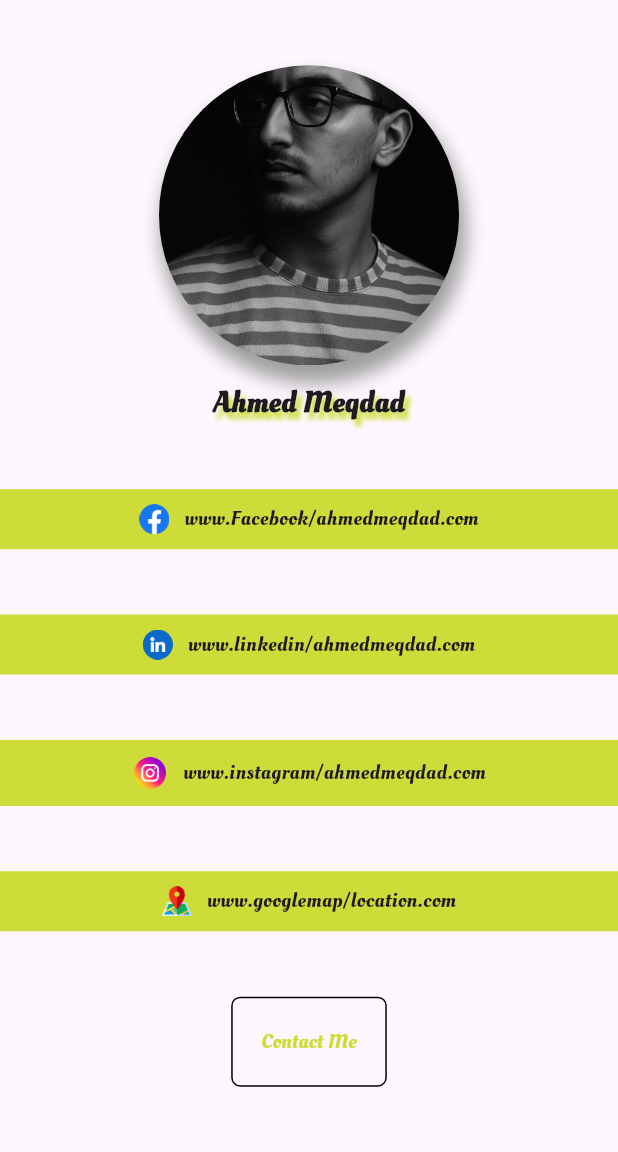
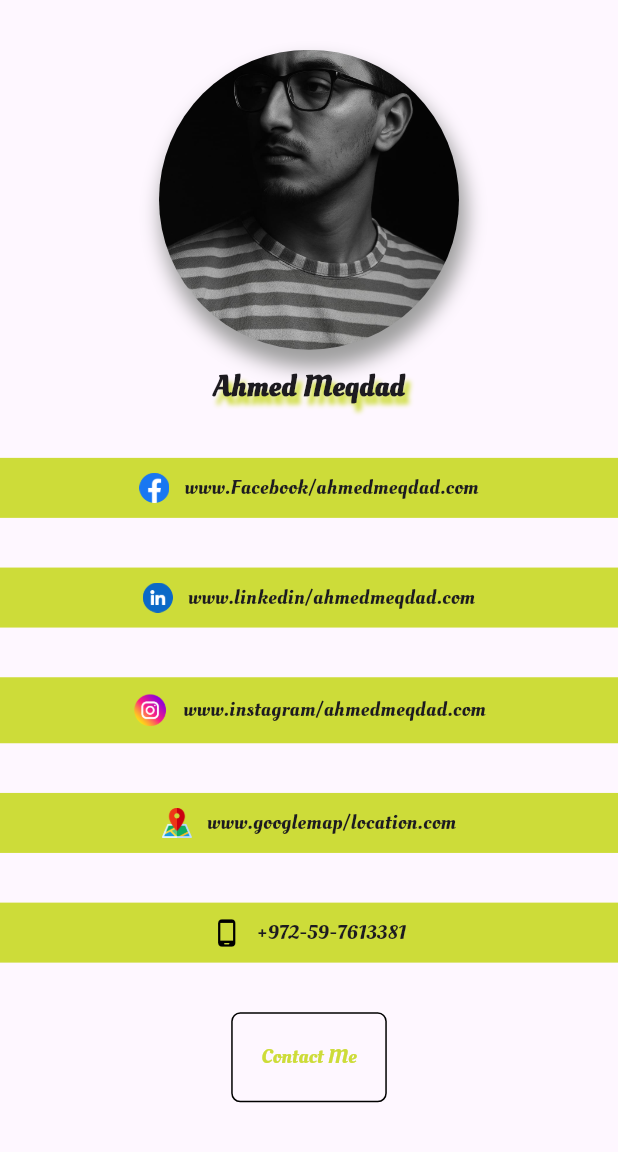
Before and after one commit to a7med2002/profile-task, a Flutter app: the screen it shows after launch, on a phone screen of 412 x 824 dp, the part 84-1236 px from its top. Run offline on Flutter 3.47's test engine with Material 3 defaults, Android fonts, the phone set to English and light mode, and no system bars.

Commit message:
add phone link to other links

```diff
--- a/lib/main.dart
+++ b/lib/main.dart
@@ -125,6 +125,22 @@ class MyApp extends StatelessWidget {
                 ],
               ),
             ),
+            Container(
+              padding: EdgeInsets.symmetric(vertical: 10),
+              color: Colors.lime,
+              child: Row(
+                spacing: 10,
+                mainAxisAlignment: MainAxisAlignment.center,
+                children: [
+                  Icon(
+                    Icons.phone_android_rounded,
+                    color: Colors.black,
+                    size: 20,
+                  ),
+                  Text("+972-59-7613381"),
+                ],
+              ),
+            ),
             TextButton(
               onPressed: () {},
               child: Text("Contact Me", style: TextStyle(color: Colors.lime)),
```
Also changed, not shown: images/profile_view.png.
